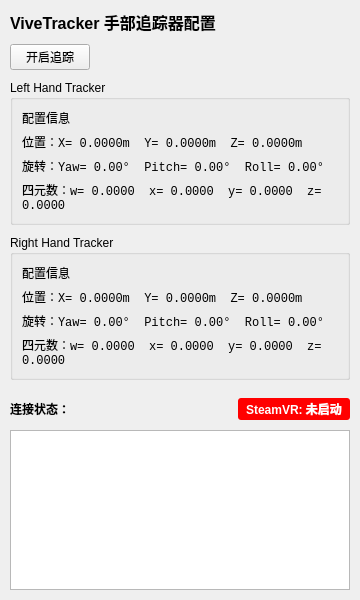
Above: ui/vive_tracker.ui from FOHEART/MotionGloveSDK_python before the change. Below: the same form after it.
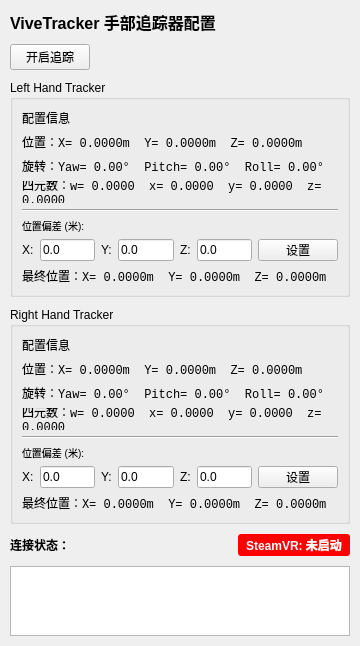
That is the form after the change.

Commit message: feat: Add position bias controls and update tracking logic for Vive Tracker

Diff of the .ui file:
```diff
--- a/ui/vive_tracker.ui
+++ b/ui/vive_tracker.ui
@@ -133,6 +133,138 @@
         </property>
        </widget>
       </item>
+      <item>
+       <widget class="QFrame" name="leftBiasSeparator">
+        <property name="frameShape">
+         <enum>QFrame::HLine</enum>
+        </property>
+        <property name="frameShadow">
+         <enum>QFrame::Sunken</enum>
+        </property>
+       </widget>
+      </item>
+      <item>
+       <widget class="QLabel" name="leftBiasTitle">
+        <property name="text">
+         <string>位置偏差 (米):</string>
+        </property>
+        <property name="styleSheet">
+         <string>font-size: 10px;</string>
+        </property>
+       </widget>
+      </item>
+      <item>
+       <layout class="QHBoxLayout" name="leftBiasAllLayout">
+        <item>
+         <widget class="QLabel" name="leftBiasXLabel">
+          <property name="text">
+           <string>X:</string>
+          </property>
+          <property name="maximumWidth">
+           <number>15</number>
+          </property>
+         </widget>
+        </item>
+        <item>
+         <widget class="QLineEdit" name="leftBiasXEdit">
+          <property name="text">
+           <string>0.0</string>
+          </property>
+          <property name="placeholderText">
+           <string>0.0</string>
+          </property>
+          <property name="maximumWidth">
+           <number>60</number>
+          </property>
+         </widget>
+        </item>
+        <item>
+         <widget class="QLabel" name="leftBiasYLabel">
+          <property name="text">
+           <string>Y:</string>
+          </property>
+          <property name="maximumWidth">
+           <number>15</number>
+          </property>
+         </widget>
+        </item>
+        <item>
+         <widget class="QLineEdit" name="leftBiasYEdit">
+          <property name="text">
+           <string>0.0</string>
+          </property>
+          <property name="placeholderText">
+           <string>0.0</string>
+          </property>
+          <property name="maximumWidth">
+           <number>60</number>
+          </property>
+         </widget>
+        </item>
+        <item>
+         <widget class="QLabel" name="leftBiasZLabel">
+          <property name="text">
+           <string>Z:</string>
+          </property>
+          <property name="maximumWidth">
+           <number>15</number>
+          </property>
+         </widget>
+        </item>
+        <item>
+         <widget class="QLineEdit" name="leftBiasZEdit">
+          <property name="text">
+           <string>0.0</string>
+          </property>
+          <property name="placeholderText">
+           <string>0.0</string>
+          </property>
+          <property name="maximumWidth">
+           <number>60</number>
+          </property>
+         </widget>
+        </item>
+        <item>
+         <spacer name="leftBiasSpacer">
+          <property name="orientation">
+           <enum>Qt::Horizontal</enum>
+          </property>
+          <property name="sizeHint" stdset="0">
+           <size>
+            <width>40</width>
+            <height>20</height>
+           </size>
+          </property>
+         </spacer>
+        </item>
+        <item>
+         <widget class="QPushButton" name="leftBiasSetBtn">
+          <property name="text">
+           <string>设置</string>
+          </property>
+          <property name="maximumWidth">
+           <number>50</number>
+          </property>
+         </widget>
+        </item>
+       </layout>
+      </item>
+      <item>
+       <widget class="QLabel" name="leftFinalPositionLabel">
+        <property name="text">
+         <string>最终位置：X= 0.0000m  Y= 0.0000m  Z= 0.0000m</string>
+        </property>
+        <property name="wordWrap">
+         <bool>true</bool>
+        </property>
+        <property name="font">
+         <font>
+          <family>Courier New</family>
+          <pointsize>9</pointsize>
+         </font>
+        </property>
+       </widget>
+      </item>
      </layout>
     </widget>
    </item>
@@ -203,6 +335,138 @@
         </property>
        </widget>
       </item>
+      <item>
+       <widget class="QFrame" name="rightBiasSeparator">
+        <property name="frameShape">
+         <enum>QFrame::HLine</enum>
+        </property>
+        <property name="frameShadow">
+         <enum>QFrame::Sunken</enum>
+        </property>
+       </widget>
+      </item>
+      <item>
+       <widget class="QLabel" name="rightBiasTitle">
+        <property name="text">
+         <string>位置偏差 (米):</string>
+        </property>
+        <property name="styleSheet">
+         <string>font-size: 10px;</string>
+        </property>
+       </widget>
+      </item>
+      <item>
+       <layout class="QHBoxLayout" name="rightBiasAllLayout">
+        <item>
+         <widget class="QLabel" name="rightBiasXLabel">
+          <property name="text">
+           <string>X:</string>
+          </property>
+          <property name="maximumWidth">
+           <number>15</number>
+          </property>
+         </widget>
+        </item>
+        <item>
+         <widget class="QLineEdit" name="rightBiasXEdit">
+          <property name="text">
+           <string>0.0</string>
+          </property>
+          <property name="placeholderText">
+           <string>0.0</string>
+          </property>
+          <property name="maximumWidth">
+           <number>60</number>
+          </property>
+         </widget>
+        </item>
+        <item>
+         <widget class="QLabel" name="rightBiasYLabel">
+          <property name="text">
+           <string>Y:</string>
+          </property>
+          <property name="maximumWidth">
+           <number>15</number>
+          </property>
+         </widget>
+        </item>
+        <item>
+         <widget class="QLineEdit" name="rightBiasYEdit">
+          <property name="text">
+           <string>0.0</string>
+          </property>
+          <property name="placeholderText">
+           <string>0.0</string>
+          </property>
+          <property name="maximumWidth">
+           <number>60</number>
+          </property>
+         </widget>
+        </item>
+        <item>
+         <widget class="QLabel" name="rightBiasZLabel">
+          <property name="text">
+           <string>Z:</string>
+          </property>
+          <property name="maximumWidth">
+           <number>15</number>
+          </property>
+         </widget>
+        </item>
+        <item>
+         <widget class="QLineEdit" name="rightBiasZEdit">
+          <property name="text">
+           <string>0.0</string>
+          </property>
+          <property name="placeholderText">
+           <string>0.0</string>
+          </property>
+          <property name="maximumWidth">
+           <number>60</number>
+          </property>
+         </widget>
+        </item>
+        <item>
+         <spacer name="rightBiasSpacer">
+          <property name="orientation">
+           <enum>Qt::Horizontal</enum>
+          </property>
+          <property name="sizeHint" stdset="0">
+           <size>
+            <width>40</width>
+            <height>20</height>
+           </size>
+          </property>
+         </spacer>
+        </item>
+        <item>
+         <widget class="QPushButton" name="rightBiasSetBtn">
+          <property name="text">
+           <string>设置</string>
+          </property>
+          <property name="maximumWidth">
+           <number>50</number>
+          </property>
+         </widget>
+        </item>
+       </layout>
+      </item>
+      <item>
+       <widget class="QLabel" name="rightFinalPositionLabel">
+        <property name="text">
+         <string>最终位置：X= 0.0000m  Y= 0.0000m  Z= 0.0000m</string>
+        </property>
+        <property name="wordWrap">
+         <bool>true</bool>
+        </property>
+        <property name="font">
+         <font>
+          <family>Courier New</family>
+          <pointsize>9</pointsize>
+         </font>
+        </property>
+       </widget>
+      </item>
      </layout>
     </widget>
    </item>
```
The commit also changes 1 other file.
